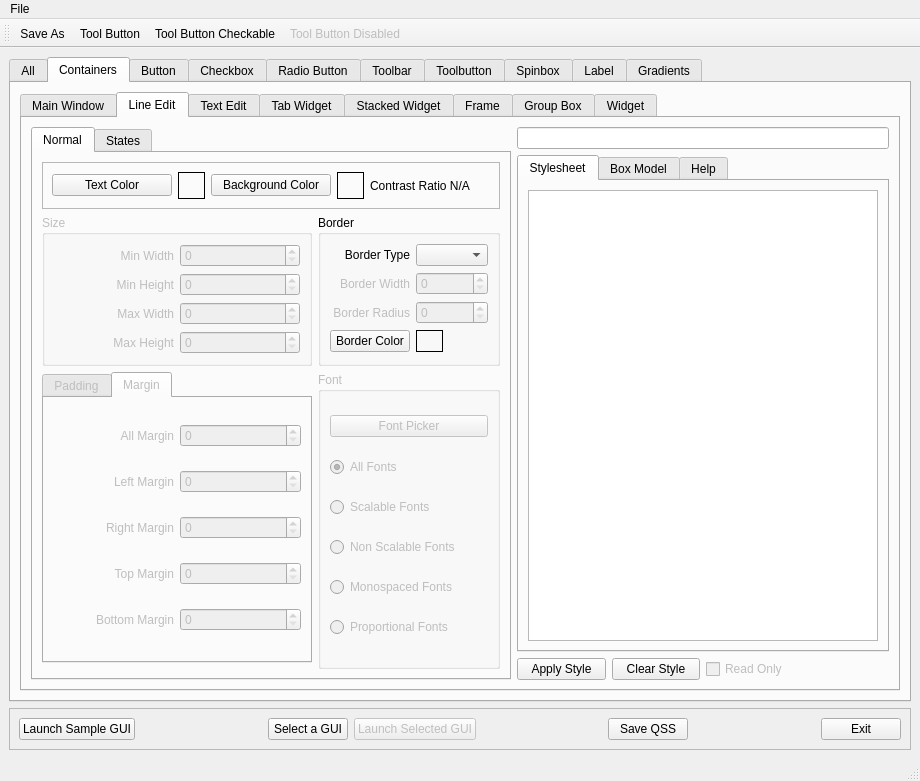
Before: the Qt Designer form flexgui/src/flexqss.ui in jethornton/flexgui, drawn with Qt 5.
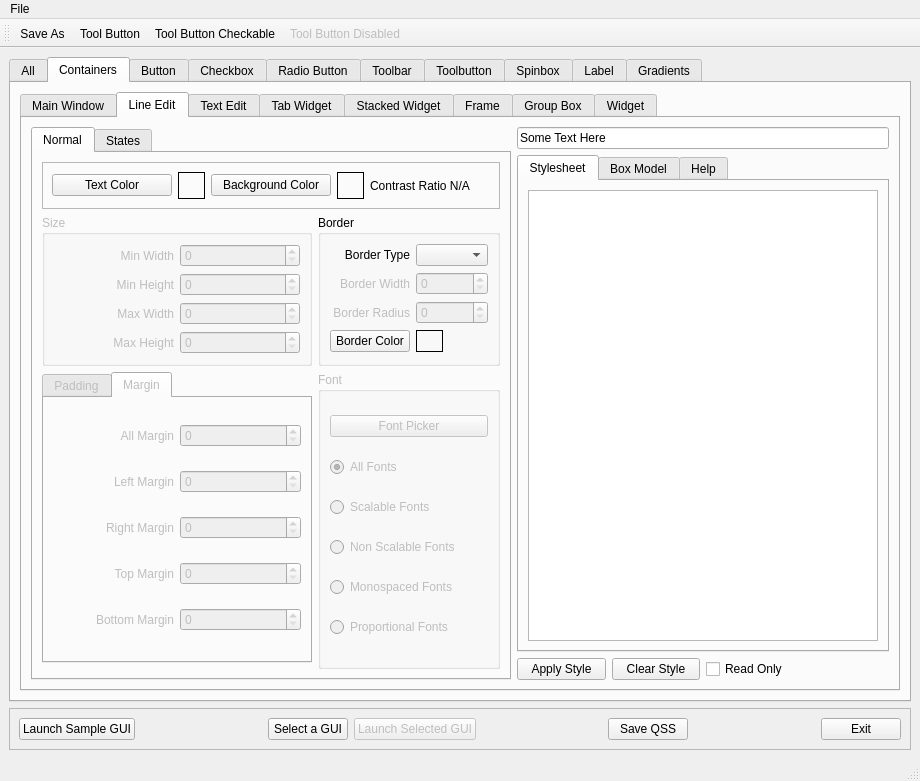
After: the same form once the commit is applied. The open tabs and pages were chosen to show the change.

Commit message: fix qss line edit

What changed in the file:
```diff
--- a/flexgui/src/flexqss.ui
+++ b/flexgui/src/flexqss.ui
@@ -1098,9 +1098,6 @@
             </item>
             <item row="2" column="3">
              <widget class="QCheckBox" name="le_read_only">
-              <property name="enabled">
-               <bool>false</bool>
-              </property>
               <property name="text">
                <string>Read Only</string>
               </property>
@@ -2186,7 +2183,11 @@
              </widget>
             </item>
             <item row="0" column="1" colspan="4">
-             <widget class="QLineEdit" name="lineEdit"/>
+             <widget class="QLineEdit" name="lineEdit">
+              <property name="text">
+               <string>Some Text Here</string>
+              </property>
+             </widget>
             </item>
            </layout>
           </widget>
```
Left out of the diff: 60 changed lines with no effect on the pictures. The commit also changes 2 other files.
